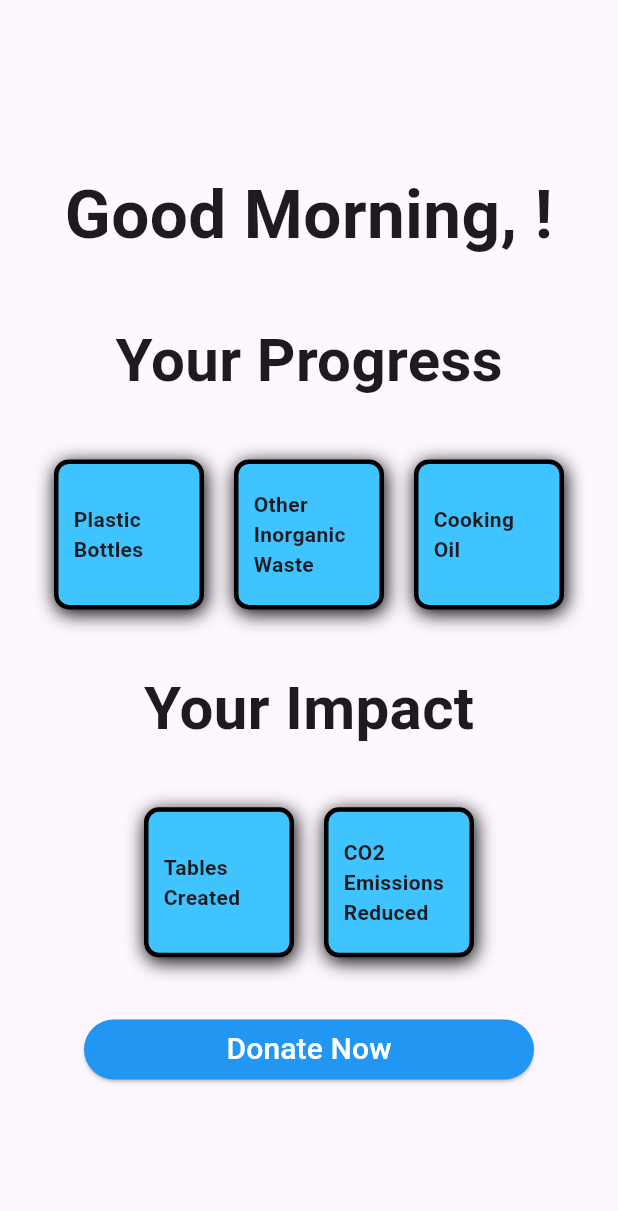
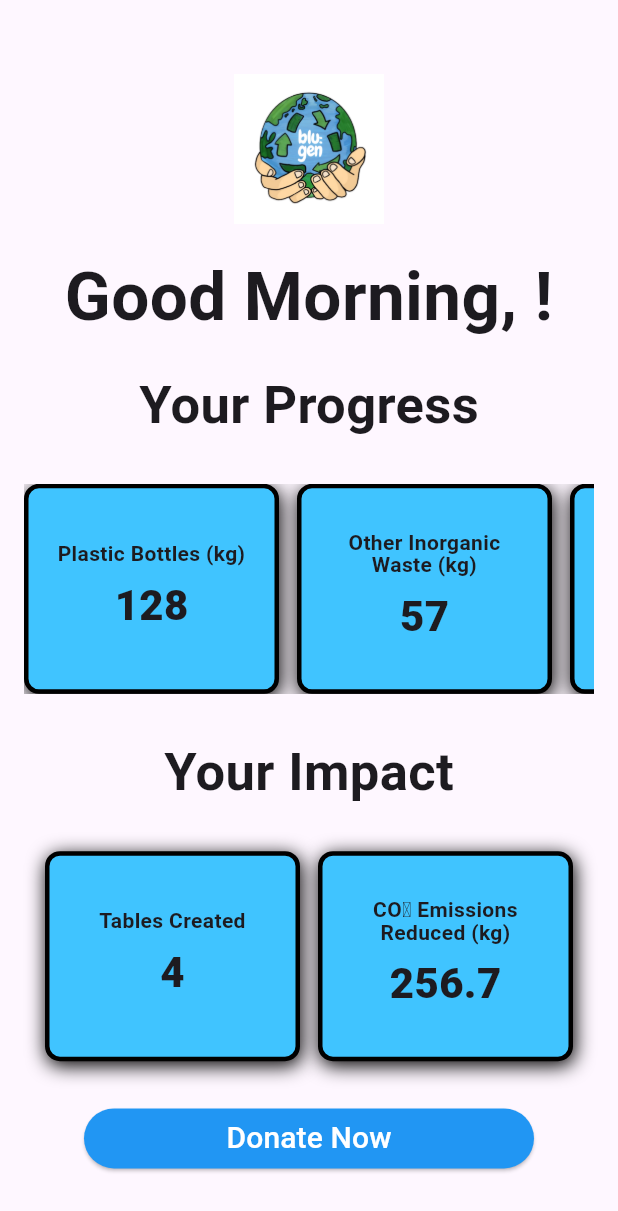
Before and after one commit to Biddybuggy/bluegeneration, a Flutter app: the HomeScreen screen opened directly with empty values, on a phone screen of 412 x 824 dp. Shown: the top 1211 px of the screen. Run offline on Flutter 3.47's test engine with Material 3 defaults, Android fonts, the phone set to English and light mode, and no system bars; our stand-ins replace camera, dio, firebase_core, firebase_storage, permission_handler, shared_preferences; accounts and stored records are empty.

Commit message:
Latest Updates 29/08/2025

```diff
--- /dev/null
+++ b/lib/donation/garbage_type.dart
@@ -0,0 +1,7 @@
+class GarbageType {
+  final String id;
+  final String name;
+
+  GarbageType({required this.id, required this.name});
+
+}
--- a/lib/donation/image_view_page.dart
+++ b/lib/donation/image_view_page.dart
@@ -1,6 +1,7 @@
 import 'dart:developer';
 import 'dart:io';
 
+import 'package:bluegeneration/donation/garbage_type.dart';
 import 'package:firebase_storage/firebase_storage.dart';
 import 'package:firebase_storage/firebase_storage.dart' as firebase_core;
 import 'package:flutter/cupertino.dart';
@@ -13,20 +14,22 @@ import '../shared_utils/loading_dialog.dart';
 
 class ImageViewPage extends StatefulWidget {
   final String imagePath;
+
   const ImageViewPage({super.key, required this.imagePath});
+
   @override
   State<ImageViewPage> createState() => _ImageViewPageState();
 }
 
 class _ImageViewPageState extends State<ImageViewPage> {
-  bool isLoading = false;
+  List<GarbageType> garbage_types = [];
+  GarbageType? selectedGarbageType;
 
   @override
   Widget build(BuildContext context) {
     return SafeArea(
       child: Scaffold(
-        body: Column(crossAxisAlignment:CrossAxisAlignment.center,
-            children: [
+        body: Column(crossAxisAlignment: CrossAxisAlignment.center, children: [
           Padding(
             padding: const EdgeInsets.all(8.0),
             child: Container(
@@ -40,22 +43,48 @@ class _ImageViewPageState extends State<ImageViewPage> {
               ),
             ),
           ),
-          Expanded(child: Image.file(File(widget.imagePath))),
+          Expanded(child: Center(child: Image.file(File(widget.imagePath)))),
+          SizedBox(
+            height: 10,
+          ),
+          SizedBox(
+            width: double.infinity,
+            child: Center(
+              child: DropdownMenu<GarbageType>(
+                initialSelection: null,
+                hintText: "Select Garbage Type",
+                width: MediaQuery.of(context).size.width*8/10,
+
+                onSelected: (GarbageType? value) {
+                  // This is called when the user selects an item.
+                  setState(() {
+                    selectedGarbageType = value;
+                  });
+                },
+                dropdownMenuEntries: garbage_types
+                    .map((e) => DropdownMenuEntry(value: e, label: e.name))
+                    .toList(),
+              ),
+            ),
+          ),
           Padding(
             padding: const EdgeInsets.all(8.0),
             child: Container(
-
               color: Colors.white,
-              child: Column(mainAxisAlignment:MainAxisAlignment.spaceAround,children: [
+              child: Column(
+                  mainAxisAlignment: MainAxisAlignment.spaceAround,
+                  children: [
                     ElevatedButton(
                       onPressed: () {
                         final storageRef = FirebaseStorage.instance.ref();
-                    final refString = "image_${DateTime.now().toIso8601String()}.png";
+                        final refString =
+                            "image_${DateTime.now().toIso8601String()}.png";
                         final imageRef = storageRef.child(refString);
 
-                    try{
+                        try {
                           File file = File(widget.imagePath);
-                      imageRef.putFile(file).snapshotEvents.listen((event) async {
+                          imageRef.putFile(file).snapshotEvents.listen(
+                            (event) async {
                               if (event.state == TaskState.running) {
                                 showLoadingDialog(context);
                               } else if (event.state == TaskState.error) {
@@ -68,7 +97,8 @@ class _ImageViewPageState extends State<ImageViewPage> {
                                 );
                               } else {
                                 final apiClient = ApiClient();
-                          final pref = await SharedPreferences.getInstance();
+                                final pref =
+                                    await SharedPreferences.getInstance();
                                 final user_id = pref.getString("user_id");
                                 final response = await apiClient.post(
                                   "/report/insertReport",
@@ -77,13 +107,12 @@ class _ImageViewPageState extends State<ImageViewPage> {
                                     'user_id': user_id,
                                   },
                                 );
-
                                 hideLoadingDialog(context);
 
                                 if (response.statusCode == 201) {
                                   hideLoadingDialog(context);
-                            Navigator.pushNamed(context,"/confirmation_screen");
-
+                                  Navigator.pushNamed(
+                                      context, "/confirmation_screen");
                                 } else {
                                   hideLoadingDialog(context);
                                   ScaffoldMessenger.of(context).showSnackBar(
@@ -94,7 +123,6 @@ class _ImageViewPageState extends State<ImageViewPage> {
                                     ),
                                   );
                                 }
-
                               }
 
                               // switch(event.state){
@@ -109,10 +137,11 @@ class _ImageViewPageState extends State<ImageViewPage> {
                               //   case TaskState.error:
                               //     log("Upload file error");
                               // }
-                      },);
-                    }on firebase_core.FirebaseException catch (e) {
+                            },
+                          );
+                        } on firebase_core.FirebaseException catch (e) {
                           log("FirebaseException upload error:$e");
-                    }catch(e){
+                        } catch (e) {
                           log("Firebase upload error:$e");
                         }
                       },
@@ -121,10 +150,11 @@ class _ImageViewPageState extends State<ImageViewPage> {
                             color: Colors.black,
                           )),
                       style: ElevatedButton.styleFrom(
-                      backgroundColor: Colors.blue, fixedSize: Size(200, 50)),
+                          backgroundColor: Colors.blue,
+                          fixedSize: Size(200, 50)),
                     ),
                     SizedBox(
-                  height:20,
+                      height: 20,
                     ),
                     ElevatedButton(
                       onPressed: () {
@@ -135,7 +165,8 @@ class _ImageViewPageState extends State<ImageViewPage> {
                             color: Colors.black,
                           )),
                       style: ElevatedButton.styleFrom(
-                      backgroundColor: Colors.blue, fixedSize: Size(200, 50)),
+                          backgroundColor: Colors.blue,
+                          fixedSize: Size(200, 50)),
                     ),
                   ]),
             ),
@@ -144,4 +175,25 @@ class _ImageViewPageState extends State<ImageViewPage> {
       ),
     );
   }
+
+  @override
+  initState() {
+    super.initState();
+    WidgetsBinding.instance.addPostFrameCallback((_) async {
+      showLoadingDialog(context);
+      final apiClient = ApiClient();
+      apiClient.get("/garbage_type/fetchGarbageTypes").then((response) {
+        final responseMap = response.data as Map<String, dynamic>;
+        final garbage_types = responseMap["garbage_types"] as List<dynamic>;
+        for (var value in garbage_types) {
+          final map = value as Map<String, dynamic>;
+          final garbage_type = GarbageType(id: map["id"], name: map["name"]);
+          setState(() {
+            this.garbage_types = [...this.garbage_types, garbage_type];
+          });
         }
+        hideLoadingDialog(context);
+      });
+    });
+  }
+}
--- a/lib/home/home_screen.dart
+++ b/lib/home/home_screen.dart
@@ -4,6 +4,7 @@ import 'package:intl/intl.dart';
 class HomeScreen extends StatefulWidget {
   const HomeScreen({super.key, required this.username});
   final String username;
+
   @override
   static const routeName = "/home_screen";
   State<HomeScreen> createState() => _HomeScreenState();
@@ -12,161 +13,126 @@ class HomeScreen extends StatefulWidget {
 class _HomeScreenState extends State<HomeScreen> {
   late String _storedUsername;
 
+  // Replace these with your real values / state from backend, provider, etc.
+  int plasticBottles = 128;
+  int otherInorganic = 57;
+  double cookingOilLiters = 12.3;
+  int tablesCreated = 4;
+  double co2ReducedKg = 256.7;
+
+  final NumberFormat numFmt = NumberFormat.decimalPattern();
+  final NumberFormat compactFmt = NumberFormat.compact();
+
   @override
   void initState() {
     super.initState();
     _storedUsername = widget.username;
   }
 
-
+  @override
   Widget build(BuildContext context) {
-    DateTime nowTime = DateTime.now();
-    String greeting = "";
-    int hours=nowTime.hour;
-    if (hours>=5 && hours<12){
-      greeting = "Good Morning";
-    } else if(hours>=12 && hours < 17){
-      greeting = "Good Afternoon";
-    } else {
-      greeting = "Good Evening";
-    }
+    final nowTime = DateTime.now();
+    final hours = nowTime.hour;
+    final greeting = (hours >= 5 && hours < 12)
+        ? "Good Morning"
+        : (hours >= 12 && hours < 17)
+        ? "Good Afternoon"
+        : "Good Evening";
 
     return SafeArea(
       child: Scaffold(
-        body:Center(
+        body: Center(
+          child: SingleChildScrollView(
+            padding: const EdgeInsets.symmetric(vertical: 24, horizontal: 16),
             child: Column(
-              mainAxisAlignment:MainAxisAlignment.center,
-              crossAxisAlignment:CrossAxisAlignment.center,
+              mainAxisAlignment: MainAxisAlignment.center,
+              crossAxisAlignment: CrossAxisAlignment.center,
               children: [
                 Padding(
-                  padding: const EdgeInsets.all(10.0),
-                  child: SizedBox(
-                    child: Text("$greeting, ${_storedUsername}!",
-                        style: TextStyle(fontSize: 45, fontWeight: FontWeight.bold), textAlign:TextAlign.center,)
+                  padding: const EdgeInsets.all(8.0),
+                  child: Image.asset(
+                    'images/logo.png',
+                    width: 100,
+                    height: 100,
+                    fit: BoxFit.cover,
                   ),
                 ),
+                Padding(
+                  padding: const EdgeInsets.all(8.0),
+                  child: Text(
+                    "$greeting, $_storedUsername!",
+                    style: const TextStyle(
+                      fontSize: 45,
+                      fontWeight: FontWeight.bold,
+                    ),
+                    textAlign: TextAlign.center,
+                  ),
+                ),
+
+                const SizedBox(height: 8),
+                const Text(
+                  "Your Progress",
+                  style: TextStyle(fontSize: 35, fontWeight: FontWeight.bold),
+                ),
+                SizedBox(height: MediaQuery.of(context).size.height * 1 / 30),
+
+                // PROGRESS CARDS
                 SizedBox(
-                  height: MediaQuery.of(context).size.height * 1 / 30,
+                  height: 140, // fixed height for cards + padding
+                  child: SingleChildScrollView(
+                    scrollDirection: Axis.horizontal,
+                    child: Row(
+                      children: [
+                        StatCard(
+                          title: "Plastic Bottles (kg)",
+                          value: numFmt.format(plasticBottles),
                         ),
-                const Text("Your Progress",
-                    style: TextStyle(
-                      fontSize: 40,
-                      fontWeight: FontWeight.bold,
-                    )),
+                        const SizedBox(width: 12),
+                        StatCard(
+                          title: "Other Inorganic Waste (kg)",
+                          value: numFmt.format(otherInorganic),
+                        ),
+                        const SizedBox(width:12),
+                        StatCard(
+                          title: "Cooking Oil (L)",
+                          value: numFmt.format(cookingOilLiters),
+                        ),
+
+                      ],
+                    ),
+                  ),
+                ),
+
+                SizedBox(height: MediaQuery.of(context).size.height * 1 / 30),
+                const Text(
+                  "Your Impact",
+                  style: TextStyle(fontSize: 35, fontWeight: FontWeight.bold),
+                ),
+                SizedBox(height: MediaQuery.of(context).size.height * 1 / 30),
+
+                // IMPACT CARDS
                 SizedBox(
-                  height: MediaQuery.of(context).size.height * 1 / 30,
+                  height: 140, // fixed height for cards + padding
+                  child: SingleChildScrollView(
+                    scrollDirection: Axis.horizontal,
+                    child: Row(
+                      children: [
+                        StatCard(
+                          title: "Tables Created",
+                          value: numFmt.format(tablesCreated),
                         ),
-                Row(
-                  mainAxisAlignment:MainAxisAlignment.center,
-                  crossAxisAlignment: CrossAxisAlignment.center,
-                  children:[
-                    Container(
-                      width:100,
-                      height:100,
-                      margin: EdgeInsets.all(10),
-                      padding: EdgeInsets.all(10),
-                      alignment: Alignment.center,
-                      decoration: BoxDecoration(
-                          color: Colors.lightBlueAccent,
-                          border: Border.all(
-                              color: Colors.black, // Set border color
-                              width: 3.0),   // Set border width
-                          borderRadius: BorderRadius.all(
-                              Radius.circular(10.0)), // Set rounded corner radius
-                          boxShadow: [BoxShadow(blurRadius: 10,color: Colors.black,offset: Offset(1,3))] // Make rounded corner of border
+                        const SizedBox(width: 12),
+                        StatCard(
+                          title: "CO₂ Emissions Reduced (kg)",
+                          value: numFmt.format(co2ReducedKg),
                         ),
-                      child: Text("Plastic Bottles",style:TextStyle(fontWeight:FontWeight.bold,)),
+                        // 👉 add more StatCards if needed, scrolling will handle overflow
+                      ],
                     ),
-                    Container(
-                      width:100,
-                      height:100,
-                      margin: EdgeInsets.all(10),
-                      padding: EdgeInsets.all(10),
-                      alignment: Alignment.center,
-                      decoration: BoxDecoration(
-                          color: Colors.lightBlueAccent,
-                          border: Border.all(
-                              color: Colors.black, // Set border color
-                              width: 3.0),   // Set border width
-                          borderRadius: BorderRadius.all(
-                              Radius.circular(10.0)), // Set rounded corner radius
-                          boxShadow: [BoxShadow(blurRadius: 10,color: Colors.black,offset: Offset(1,3))] // Make rounded corner of border
                   ),
-                      child: Text("Other Inorganic Waste",style:TextStyle(fontWeight:FontWeight.bold,)),
                 ),
-                    Container(
-                      width:100,
-                      height:100,
-                      margin: EdgeInsets.all(10),
-                      padding: EdgeInsets.all(10),
-                      alignment: Alignment.center,
-                      decoration: BoxDecoration(
-                          color: Colors.lightBlueAccent,
-                          border: Border.all(
-                              color: Colors.black, // Set border color
-                              width: 3.0),   // Set border width
-                          borderRadius: BorderRadius.all(
-                              Radius.circular(10.0)), // Set rounded corner radius
-                          boxShadow: [BoxShadow(blurRadius: 10,color: Colors.black,offset: Offset(1,3))] // Make rounded corner of border
-                      ),
-                      child: Text("Cooking Oil", style:TextStyle(fontWeight:FontWeight.bold,)),
-                    )
-                  ]
-                ),
-                SizedBox(
-                  height:MediaQuery.of(context).size.height*1/30,
-                ),
-                const Text("Your Impact",
-                    style: TextStyle(
-                      fontSize: 40,
-                      fontWeight: FontWeight.bold,
-                    )),
-                SizedBox(
-                  height: MediaQuery.of(context).size.height * 1 / 30,
-                ),
-                Row(
-                    mainAxisAlignment:MainAxisAlignment.center,
-                    crossAxisAlignment: CrossAxisAlignment.center,
-                    children:[
-                      Container(
-                        width:100,
-                        height:100,
-                        margin: EdgeInsets.all(10),
-                        padding: EdgeInsets.all(10),
-                        alignment: Alignment.center,
-                        decoration: BoxDecoration(
-                            color: Colors.lightBlueAccent,
-                            border: Border.all(
-                                color: Colors.black, // Set border color
-                                width: 3.0),   // Set border width
-                            borderRadius: BorderRadius.all(
-                                Radius.circular(10.0)), // Set rounded corner radius
-                            boxShadow: [BoxShadow(blurRadius: 10,color: Colors.black,offset: Offset(1,3))] // Make rounded corner of border
-                        ),
-                        child: Text("Tables Created",style:TextStyle(fontWeight:FontWeight.bold,)),
-                      ),
-                      Container(
-                        width:100,
-                        height:100,
-                        margin: EdgeInsets.all(10),
-                        padding: EdgeInsets.all(10),
-                        alignment: Alignment.center,
-                        decoration: BoxDecoration(
-                            color: Colors.lightBlueAccent,
-                            border: Border.all(
-                                color: Colors.black, // Set border color
-                                width: 3.0),   // Set border width
-                            borderRadius: BorderRadius.all(
-                                Radius.circular(10.0)), // Set rounded corner radius
-                            boxShadow: [BoxShadow(blurRadius: 10,color: Colors.black,offset: Offset(1,3))] // Make rounded corner of border
-                        ),
-                        child: Text("CO2 Emissions Reduced",style:TextStyle(fontWeight:FontWeight.bold,)),
-                      ),
-                    ]
-                ),
-                SizedBox(
-                  height:MediaQuery.of(context).size.height*1/30,
-                ),
+
+                SizedBox(height: MediaQuery.of(context).size.height * 1 / 30),
                 ElevatedButton(
                   onPressed: () {
                     Navigator.pushNamed(context, "/steps_screen");
@@ -174,16 +140,83 @@ class _HomeScreenState extends State<HomeScreen> {
                   style: ElevatedButton.styleFrom(
                     backgroundColor: Colors.blue,
                     fixedSize: const Size(300, 40),
-                      shape: StadiumBorder()),
-                  child: const Text("Donate Now",
-                      style: TextStyle(
-                        color: Colors.white,
-                        fontSize: 20,
-                      )),
+                    shape: const StadiumBorder(),
                   ),
-              ]),
+                  child: const Text(
+                    "Donate Now",
+                    style: TextStyle(color: Colors.white, fontSize: 20),
+                  ),
+                ),
+              ],
+            ),
+          ),
         ),
       ),
     );
   }
 }
+
+/// A small, reusable stat card that keeps the title and shows a big number.
+/// Uses Wrap + constrained size + ellipsis to prevent overflows.
+class StatCard extends StatelessWidget {
+  const StatCard({
+    super.key,
+    required this.title,
+    required this.value,
+  });
+
+  final String title;
+  final String value;
+
+  @override
+  Widget build(BuildContext context) {
+    return ConstrainedBox(
+      constraints: const BoxConstraints(
+        minWidth: 120,
+        maxWidth: 170, // keeps lines from getting too long on tablets
+        minHeight: 110,
+      ),
+      child: Container(
+        padding: const EdgeInsets.symmetric(vertical: 12, horizontal: 10),
+        alignment: Alignment.center,
+        decoration: BoxDecoration(
+          color: Colors.lightBlueAccent,
+          border: Border.all(color: Colors.black, width: 3.0),
+          borderRadius: const BorderRadius.all(Radius.circular(10.0)),
+          boxShadow: const [
+            BoxShadow(blurRadius: 10, color: Colors.black, offset: Offset(1, 3))
+          ],
+        ),
+        child: Column(
+          mainAxisSize: MainAxisSize.min,
+          children: [
+            // Title (wrap to up to 2 lines, ellipsize if still too long)
+            Text(
+              title,
+              textAlign: TextAlign.center,
+              maxLines: 2,
+              overflow: TextOverflow.ellipsis,
+              style: const TextStyle(
+                fontWeight: FontWeight.bold,
+                height: 1.1,
+              ),
+            ),
+            const SizedBox(height: 6),
+            // Big number – FittedBox ensures it scales down to fit if needed
+            FittedBox(
+              fit: BoxFit.scaleDown,
+              child: Text(
+                value,
+                textAlign: TextAlign.center,
+                style: const TextStyle(
+                  fontSize: 28,
+                  fontWeight: FontWeight.w800,
+                ),
+              ),
+            ),
+          ],
+        ),
+      ),
+    );
+  }
+}
--- a/lib/login/login_screen.dart
+++ b/lib/login/login_screen.dart
@@ -75,9 +75,8 @@ class _LoginScreenState extends State<LoginScreen> {
                   ),
                   SizedBox(height: MediaQuery.of(context).size.height * 1 / 20),
                   ElevatedButton(
-                    onPressed: () async {
+                    onPressed: ()  async {
                       showLoadingDialog(context);
-
                       final apiClient = ApiClient();
                       final response = await apiClient.post(
                         "/auth/login",
@@ -86,12 +85,13 @@ class _LoginScreenState extends State<LoginScreen> {
                           'password': passwordcontroller.text
                         },
                       );
-                      final responseMap = response.data as Map<String, String>;
-                      // final pref = await SharedPreferences.getInstance();
-                      // pref.setString("user_id", responseMap["user_id"] ?? "");
-                      // pref.setString("name", responseMap["name"] ?? "");
+                      print("RESPONSE: ${response.data} ");
+                      final responseMap = response.data as Map<String, dynamic>;
+                      final pref = await SharedPreferences.getInstance();
+                      pref.setString("user_id", responseMap["user_id"] ?? "");
+                      pref.setString("name", responseMap["name"] ?? "");
+                      hideLoadingDialog(context);
                       if (mounted) { // Not proceeding to home screen
-                        hideLoadingDialog(context);
                         if (response.statusCode == 200) {
                           Navigator.pushNamed(
                             context,
--- a/lib/shared_utils/loading_dialog.dart
+++ b/lib/shared_utils/loading_dialog.dart
@@ -1,7 +1,7 @@
 import 'package:flutter/material.dart';
 
-void showLoadingDialog(BuildContext context) {
-  showDialog(
+Future<void> showLoadingDialog(BuildContext context) async {
+  await showDialog(
     context: context,
     barrierDismissible: false, // User cannot dismiss by tapping outside
     builder: (BuildContext context) {
```
Also changed, not shown: 2 other files. Lines whose indentation alone changed are shown as unchanged.
